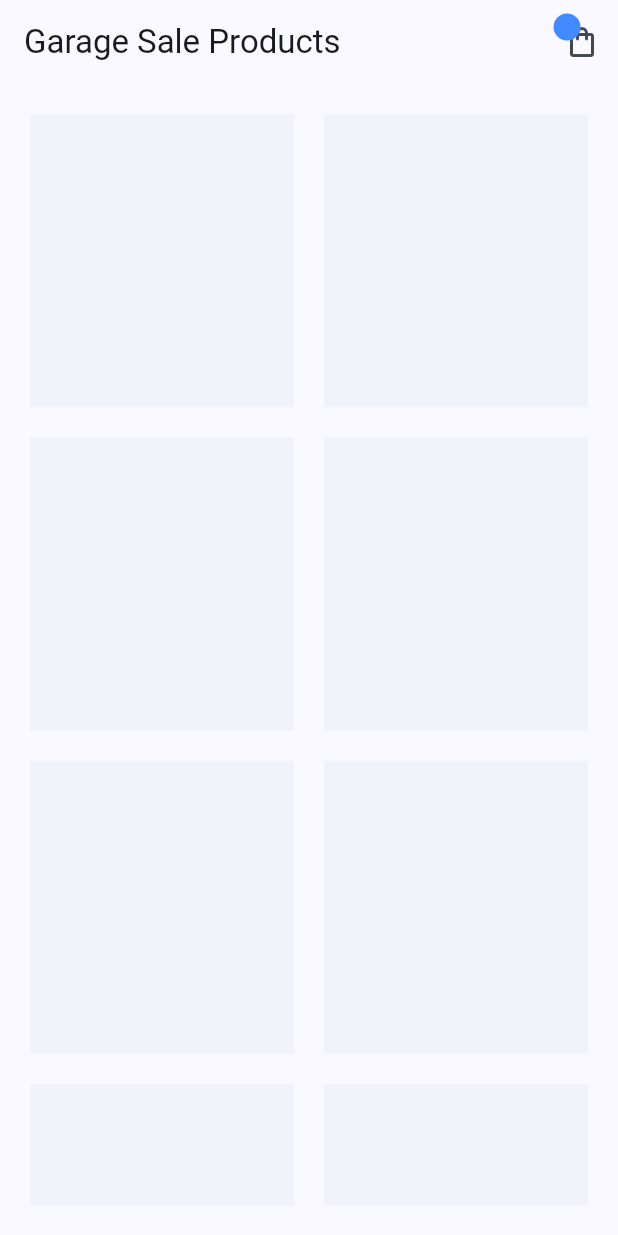
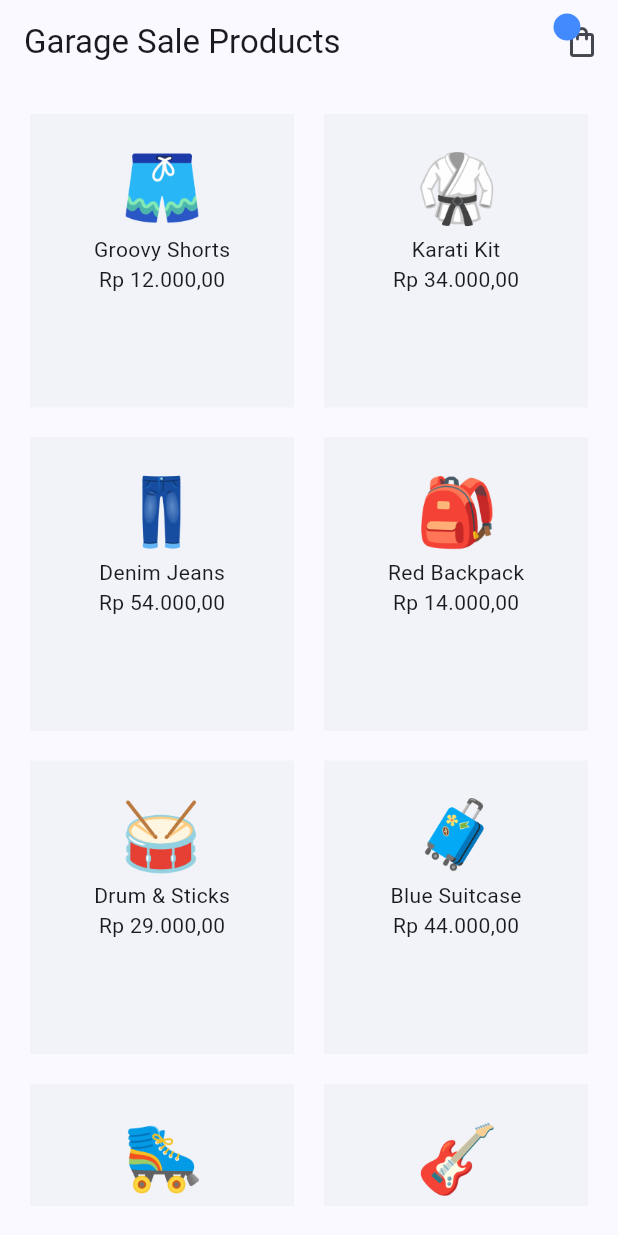
Before and after one commit to ahmadahsins/flutter-riverpod-test, a Flutter app: the screen it shows after launch, on a phone screen of 412 x 824 dp. Run offline on Flutter 3.47's test engine with Material 3 defaults, Android fonts, the phone set to English and light mode, and no system bars; our stand-ins replace flutter_riverpod.

Commit message:
feat: add provider and consumer

```diff
--- a/lib/main.dart
+++ b/lib/main.dart
@@ -1,8 +1,9 @@
 import 'package:flutter/material.dart';
+import 'package:flutter_riverpod/flutter_riverpod.dart';
 import 'package:flutter_riverpod_test/screens/home/home_screen.dart';
 
 void main() {
-  runApp(const MyApp());
+  runApp(ProviderScope(child: const MyApp()));
 }
 
 class MyApp extends StatelessWidget {
--- /dev/null
+++ b/lib/providers/product_provider.dart
@@ -0,0 +1,61 @@
+import 'package:flutter_riverpod/flutter_riverpod.dart';
+import 'package:flutter_riverpod_test/models/product.dart';
+
+const List<Product> allProducts = [
+  Product(
+    id: '1',
+    title: 'Groovy Shorts',
+    price: 12,
+    image: 'assets/products/shorts.png',
+  ),
+  Product(
+    id: '2',
+    title: 'Karati Kit',
+    price: 34,
+    image: 'assets/products/karati.png',
+  ),
+  Product(
+    id: '3',
+    title: 'Denim Jeans',
+    price: 54,
+    image: 'assets/products/jeans.png',
+  ),
+  Product(
+    id: '4',
+    title: 'Red Backpack',
+    price: 14,
+    image: 'assets/products/backpack.png',
+  ),
+  Product(
+    id: '5',
+    title: 'Drum & Sticks',
+    price: 29,
+    image: 'assets/products/drum.png',
+  ),
+  Product(
+    id: '6',
+    title: 'Blue Suitcase',
+    price: 44,
+    image: 'assets/products/suitcase.png',
+  ),
+  Product(
+    id: '7',
+    title: 'Roller Skates',
+    price: 52,
+    image: 'assets/products/skates.png',
+  ),
+  Product(
+    id: '8',
+    title: 'Electric Guitar',
+    price: 79,
+    image: 'assets/products/guitar.png',
+  ),
+];
+
+final productsProvider = Provider((ref) {
+  return allProducts;
+});
+
+final reducedProductsProvider = Provider((ref) {
+  return allProducts.where((p) => p.price < 50).toList();
+});
--- a/lib/screens/home/home_screen.dart
+++ b/lib/screens/home/home_screen.dart
@@ -1,11 +1,15 @@
 import 'package:flutter/material.dart';
+import 'package:flutter_riverpod/flutter_riverpod.dart';
+import 'package:flutter_riverpod_test/providers/product_provider.dart';
 import 'package:flutter_riverpod_test/shared/cart_icon.dart';
 
-class HomeScreen extends StatelessWidget {
+class HomeScreen extends ConsumerWidget {
   const HomeScreen({super.key});
 
   @override
-  Widget build(BuildContext context) {
+  Widget build(BuildContext context, WidgetRef ref) {
+    final allProducts = ref.watch(productsProvider);
+
     return Scaffold(
       appBar: AppBar(
         title: const Text('Garage Sale Products'),
@@ -14,17 +18,24 @@ class HomeScreen extends StatelessWidget {
       body: Padding(
         padding: const EdgeInsets.all(20),
         child: GridView.builder(
-          itemCount: 8,
-          gridDelegate:const SliverGridDelegateWithFixedCrossAxisCount(
+          itemCount: allProducts.length,
+          gridDelegate: const SliverGridDelegateWithFixedCrossAxisCount(
             crossAxisCount: 2,
             mainAxisSpacing: 20,
             crossAxisSpacing: 20,
             childAspectRatio: 0.9,
           ),
-          itemBuilder:(context, index) {
+          itemBuilder: (context, index) {
             return Container(
               padding: const EdgeInsets.all(20),
               color: Colors.blueGrey.withOpacity(0.05),
+              child: Column(
+                children: [
+                  Image.asset(allProducts[index].image, width: 60, height: 60),
+                  Text(allProducts[index].title),
+                  Text('Rp ${allProducts[index].price}.000,00'),
+                ],
+              ),
             );
           },
         ),
```
Also changed, not shown: lib/screens/cart/cart_screen.dart (+22 -5 lines), pubspec.yaml (+3 -5 lines), 1 other file.
